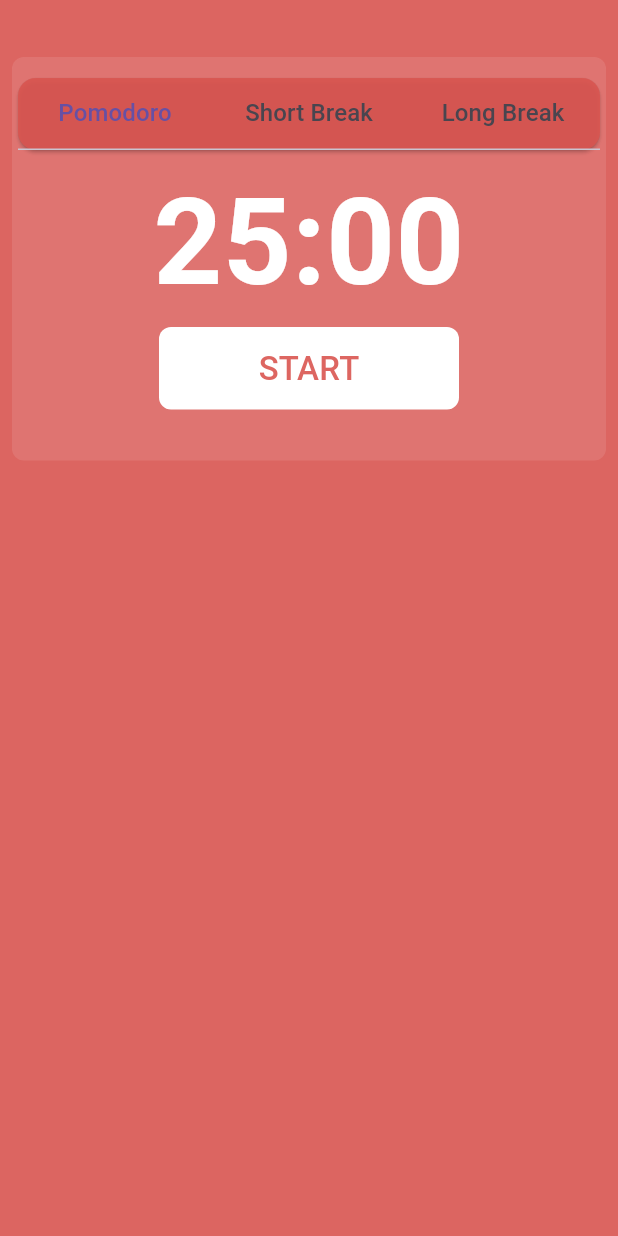
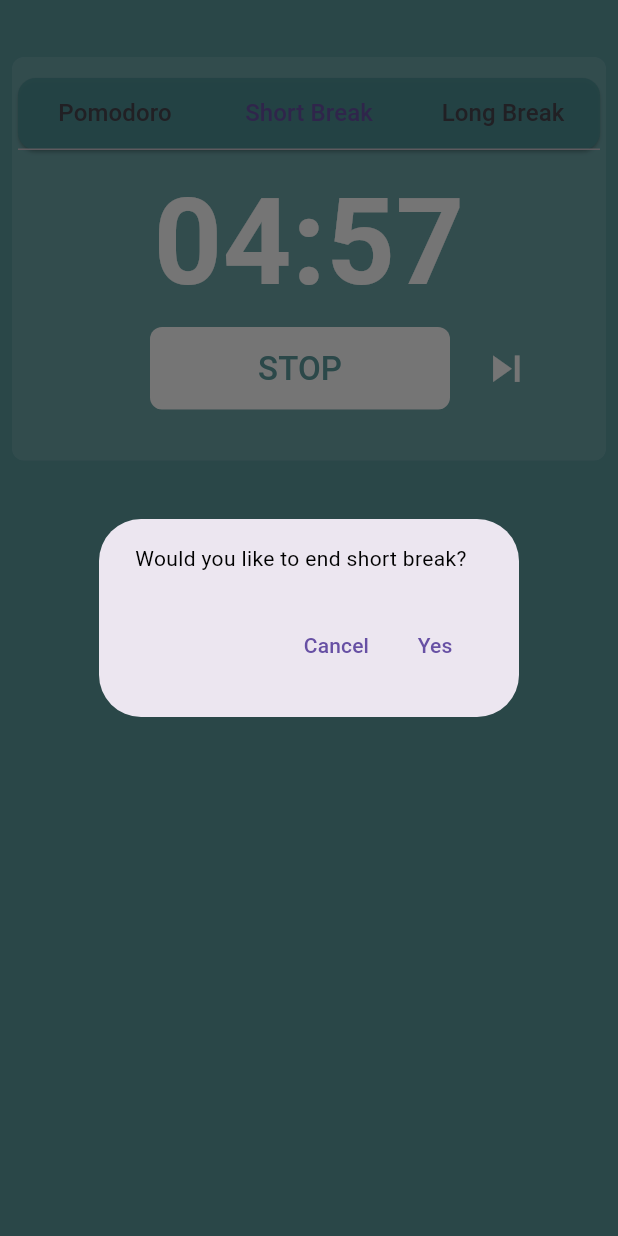
Before and after one commit to sandesh-z/pomodoro_timer, a Flutter app: the screen it shows after launch, tab 2 chosen, after a tap on "START", after a tap on the "skip next" icon, on a phone screen of 412 x 824 dp. Run offline on Flutter 3.47's test engine with Material 2 defaults, Android fonts, the phone set to English and light mode, and no system bars; our stand-ins replace flutter_bloc, freezed_annotation, get_it, injectable; Roboto replaces fonts that are missing (ArialRounded).

```diff
--- a/lib/core/themes/my_globals.dart
+++ b/lib/core/themes/my_globals.dart
@@ -4,6 +4,10 @@
 
 bool buttonPressed = false;
 
+bool pomodoroStartPressed = true;
+bool shortBreakStartPressed = true;
+bool longBreakStartPressed = true;
+
 final pomodoroColor = Color.fromRGBO(217, 85, 80, 0.9);
 final shortBreakColor = Color.fromRGBO(76, 145, 149, 0.9);
 final longBreakColor = Color.fromRGBO(69, 124, 163, 0.9);
--- a/lib/features/pomodoro_timer_app/presentation/pages/home_page.dart
+++ b/lib/features/pomodoro_timer_app/presentation/pages/home_page.dart
@@ -32,14 +32,12 @@
   @override
   void initState() {
     super.initState();
-
     tabController = TabController(length: 3, vsync: this);
   }
 
   @override
   void dispose() {
     tabController?.dispose();
-
     super.dispose();
   }
 
--- a/lib/features/pomodoro_timer_app/presentation/pages/short_break_page.dart
+++ b/lib/features/pomodoro_timer_app/presentation/pages/short_break_page.dart
@@ -18,6 +18,46 @@
     var seconds = (duration.inSeconds % 60).toString().padLeft(2, '0');
     var minutes = (duration.inMinutes % 60).toString().padLeft(2, '0');
     return "$minutes:$seconds";
+  }
+
+  _showMyDialog() {
+    return showDialog<void>(
+      context: context,
+      barrierDismissible: false, // user must tap button!
+      builder: (BuildContext context) {
+        return AlertDialog(
+          // title: const Text('AlertDialog Title'),
+          content: SingleChildScrollView(
+            child: ListBody(
+              children: const <Widget>[
+                Text('Would you like to end short break?',
+                    style: TextStyle(color: Colors.black)),
+              ],
+            ),
+          ),
+          actions: <Widget>[
+            Row(
+              mainAxisAlignment: MainAxisAlignment.end,
+              children: [
+                TextButton(
+                  child: const Text('Cancel'),
+                  onPressed: () {
+                    Navigator.of(context).pop();
+                  },
+                ),
+                TextButton(
+                  child: const Text('Yes'),
+                  onPressed: () {
+                    widget.onNextPressed();
+                    Navigator.of(context).pop();
+                  },
+                ),
+              ],
+            ),
+          ],
+        );
+      },
+    );
   }
 
   @override
@@ -91,7 +131,7 @@
                       child: Align(
                         alignment: Alignment.centerLeft,
                         child: IconButton(
-                            onPressed: widget.onNextPressed,
+                            onPressed: _showMyDialog,
                             icon: const Icon(Icons.skip_next,
                                 color: Colors.white, size: 35)),
                       ),
```
Also changed, not shown: lib/features/pomodoro_timer_app/presentation/pages/long_break_page.dart (+42 -1 lines), lib/features/pomodoro_timer_app/presentation/pages/pomodoro_page.dart (+54 -6 lines).
